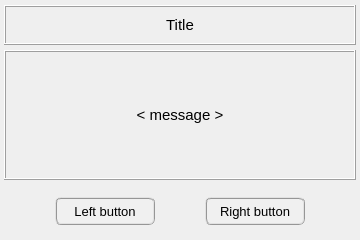
Above: pulse/interface/ui_files/messages/call_double_confirmation.ui from open-pulse/OpenPulse before the change. Below: the same form after it.
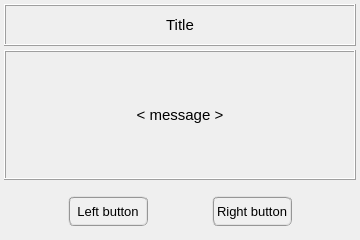
That is the form after the change.

Diff of the .ui file:
```diff
--- a/pulse/interface/ui_files/messages/call_double_confirmation.ui
+++ b/pulse/interface/ui_files/messages/call_double_confirmation.ui
@@ -93,13 +93,13 @@
         <property name="minimumSize">
          <size>
           <width>0</width>
-          <height>0</height>
+          <height>42</height>
          </size>
         </property>
         <property name="maximumSize">
          <size>
           <width>630</width>
-          <height>40</height>
+          <height>42</height>
          </size>
         </property>
         <property name="font">
@@ -184,7 +184,7 @@
      <property name="minimumSize">
       <size>
        <width>0</width>
-       <height>0</height>
+       <height>52</height>
       </size>
      </property>
      <property name="maximumSize">
@@ -225,14 +225,14 @@
        <widget class="QPushButton" name="pushButton_rightButton">
         <property name="minimumSize">
          <size>
-          <width>100</width>
-          <height>28</height>
+          <width>80</width>
+          <height>30</height>
          </size>
         </property>
         <property name="maximumSize">
          <size>
-          <width>100</width>
-          <height>28</height>
+          <width>160</width>
+          <height>30</height>
          </size>
         </property>
         <property name="font">
@@ -273,14 +273,14 @@
         </property>
         <property name="minimumSize">
          <size>
-          <width>100</width>
-          <height>28</height>
+          <width>80</width>
+          <height>30</height>
          </size>
         </property>
         <property name="maximumSize">
          <size>
-          <width>100</width>
-          <height>28</height>
+          <width>160</width>
+          <height>30</height>
          </size>
         </property>
         <property name="font">
```
